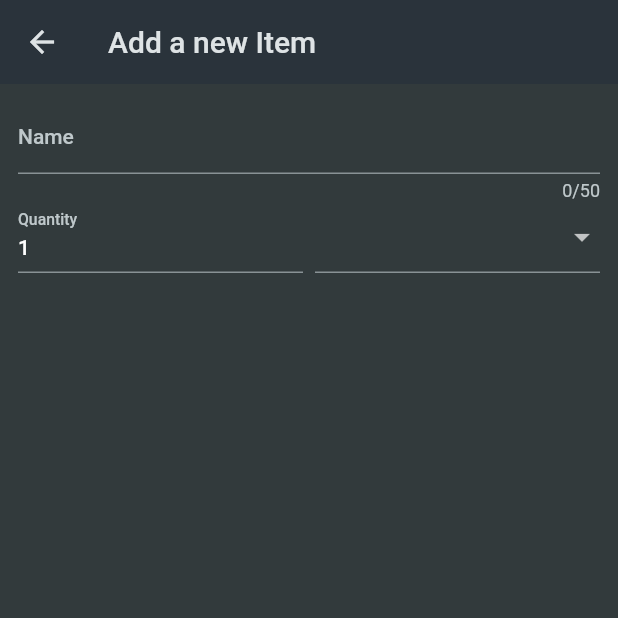
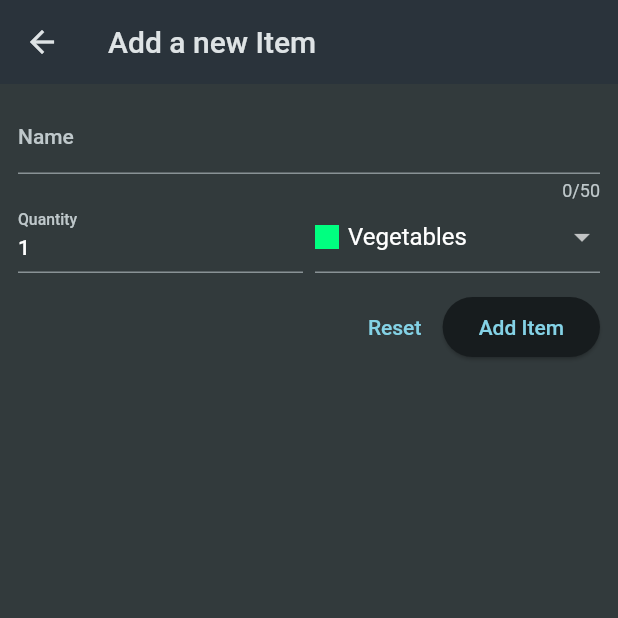
Before and after one commit to yusera-ansari-at-git/shopping_list, a Flutter app: the screen it shows after launch, after a tap on the "add" icon, on a phone screen of 412 x 824 dp, the top half of it. Run offline on Flutter 3.47's test engine with Material 2 defaults, Android fonts, the phone set to English and light mode, and no system bars.

Commit message:
passing data from add_items to home

```diff
--- a/lib/widgets/grocery_list.dart
+++ b/lib/widgets/grocery_list.dart
@@ -1,5 +1,6 @@
 import 'package:flutter/material.dart';
 import 'package:shopping_list/data/dummy_items.dart';
+import 'package:shopping_list/models/grocery_item.dart';
 import 'package:shopping_list/widgets/new_item.dart';
 
 class GroceryList extends StatefulWidget {
@@ -10,18 +11,54 @@ class GroceryList extends StatefulWidget {
 }
 
 class _GroceryListState extends State<GroceryList> {
-  void _addItem() {
-    Navigator.of(context).push(
+  final List<GroceryItem> _groceryItems = [];
+  void _addItem() async {
+    final newItem = await Navigator.of(context).push<GroceryItem>(
       MaterialPageRoute(
         builder: (ctx) {
           return const NewItem();
         },
       ),
     );
+    if (newItem == null) {
+      return;
+    }
+    setState(() {
+      _groceryItems.add(newItem);
+    });
   }
 
   @override
   Widget build(BuildContext context) {
+    Widget content = const Center(
+      child: Text("Oops! You have no items in your grocery list"),
+    );
+    if (_groceryItems.isNotEmpty) {
+      content = ListView.builder(
+          shrinkWrap: true,
+          itemCount: _groceryItems.length,
+          itemBuilder: (ctx, indx) {
+            print("grocery item");
+            return Dismissible(
+              key: ValueKey(_groceryItems[indx].id),
+              onDismissed: (direction) {
+                setState(() {
+                  _groceryItems.remove(_groceryItems[indx]);
+                });
+                print(_groceryItems.length);
+              },
+              child: ListTile(
+                title: Text(_groceryItems[indx].name),
+                leading: Container(
+                  width: 24,
+                  height: 24,
+                  color: _groceryItems[indx].category.color,
+                ),
+                trailing: Text(_groceryItems[indx].quantity.toString()),
+              ),
+            );
+          });
+    }
     return Scaffold(
       appBar: AppBar(
         title: const Text("your grocery list"),
@@ -29,22 +66,7 @@ class _GroceryListState extends State<GroceryList> {
           IconButton(onPressed: _addItem, icon: Icon(Icons.add)),
         ],
       ),
-      body: ListView.builder(
-          shrinkWrap: true,
-          itemCount: groceryItems.length,
-          itemBuilder: (ctx, indx) {
-            print("grocery item");
-            print(groceryItems[indx]);
-            return ListTile(
-              title: Text(groceryItems[indx].name),
-              leading: Container(
-                width: 24,
-                height: 24,
-                color: groceryItems[indx].category.color,
-              ),
-              trailing: Text(groceryItems[indx].quantity.toString()),
-            );
-          }),
+      body: content,
     );
   }
 }
--- a/lib/widgets/new_item.dart
+++ b/lib/widgets/new_item.dart
@@ -1,8 +1,11 @@
 import 'package:flutter/material.dart';
 import 'package:shopping_list/data/categories.dart';
+import 'package:shopping_list/models/category.dart';
+import 'package:shopping_list/models/grocery_item.dart';
 
 class NewItem extends StatefulWidget {
   const NewItem({super.key});
+
   @override
   State<NewItem> createState() {
     return _NewItemState();
@@ -10,9 +13,27 @@ class NewItem extends StatefulWidget {
 }
 
 class _NewItemState extends State<NewItem> {
+  final _formKey = GlobalKey<FormState>();
+  var _enteredName = '';
+  var _eneteredQuantity = 1;
+  var _selectedCategory = categories[Categories.vegetables]!;
+  void _saveItem() {
+    if (_formKey.currentState!.validate()) {
+      _formKey.currentState!.save();
+      print(_enteredName);
+      Navigator.of(context).pop(
+        GroceryItem(
+          id: DateTime.now().toString(),
+          name: _enteredName,
+          quantity: _eneteredQuantity,
+          category: _selectedCategory,
+        ),
+      );
+    }
+  }
+
   @override
   Widget build(BuildContext context) {
-    print(categories);
     return Scaffold(
       appBar: AppBar(
         title: const Text("Add a new Item"),
@@ -20,13 +41,23 @@ class _NewItemState extends State<NewItem> {
       body: Padding(
         padding: const EdgeInsets.all(12),
         child: Form(
+          key: _formKey,
           child: Column(
             children: [
               TextFormField(
+                onSaved: (newValue) {
+                  _enteredName = newValue!;
+                },
                 maxLength: 50,
                 decoration: const InputDecoration(label: Text('Name')),
                 validator: (value) {
-                  return "demo";
+                  if (value == null ||
+                      value.isEmpty ||
+                      value.trim().length <= 1 ||
+                      value.trim().length > 50) {
+                    return 'Must be between 1 and 50 characters.';
+                  }
+                  return null;
                 },
               ),
               Row(
@@ -34,17 +65,32 @@ class _NewItemState extends State<NewItem> {
                 children: [
                   Expanded(
                     child: TextFormField(
-                      initialValue: '1',
+                      keyboardType: TextInputType.number,
+                      initialValue: _eneteredQuantity.toString(),
                       decoration: InputDecoration(
                         label: Text('Quantity'),
                       ),
+                      onSaved: (val) {
+                        _eneteredQuantity = int.parse(val!);
+                      },
+                      validator: (value) {
+                        if (value == null ||
+                            value.isEmpty ||
+                            int.tryParse(value) == null ||
+                            int.tryParse(value)! <= 0) {
+                          return 'Must be a valid, positive number.';
+                        }
+                        return null;
+                      },
                     ),
                   ),
                   const SizedBox(
                     width: 8,
                   ),
                   Expanded(
-                    child: DropdownButtonFormField(items: [
+                    child: DropdownButtonFormField(
+                        value: _selectedCategory,
+                        items: [
                           for (final category in categories.entries)
                             DropdownMenuItem(
                               value: category.value,
@@ -62,8 +108,31 @@ class _NewItemState extends State<NewItem> {
                                 ],
                               ),
                             ),
-                    ], onChanged: (val) {}),
+                        ],
+                        onChanged: (val) {
+                          setState(() {
+                            _selectedCategory = val!;
+                          });
+                        }),
                   )
+                ],
+              ),
+              const SizedBox(
+                height: 12,
+              ),
+              Row(
+                mainAxisAlignment: MainAxisAlignment.end,
+                children: [
+                  TextButton(
+                    onPressed: () {
+                      _formKey.currentState!.reset();
+                    },
+                    child: const Text("Reset"),
+                  ),
+                  ElevatedButton(
+                    onPressed: _saveItem,
+                    child: const Text('Add Item'),
+                  ),
                 ],
               )
             ],
```
Also changed, not shown: lib/data/categories.dart (line endings or trailing spaces), lib/data/dummy_items.dart (line endings or trailing spaces), lib/main.dart (line endings or trailing spaces), lib/models/category.dart (line endings or trailing spaces), lib/models/grocery_item.dart (line endings or trailing spaces). Lines whose indentation alone changed are shown as unchanged.
